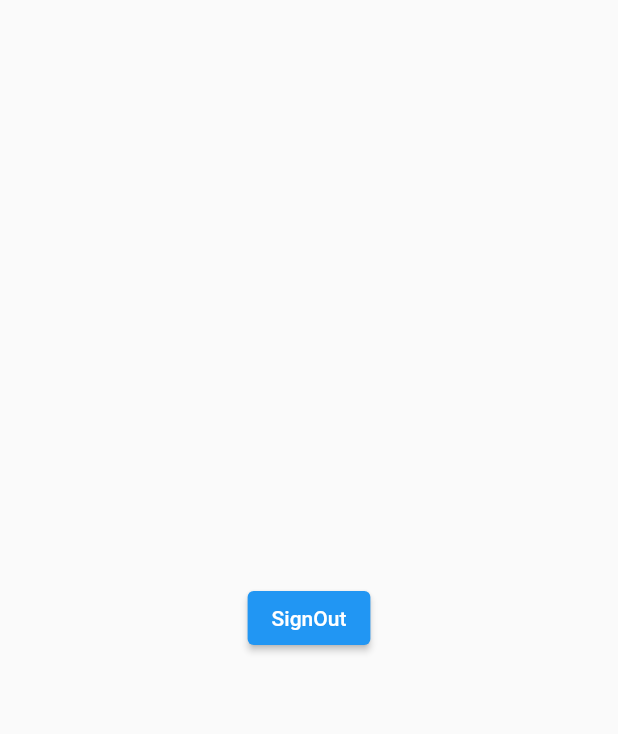
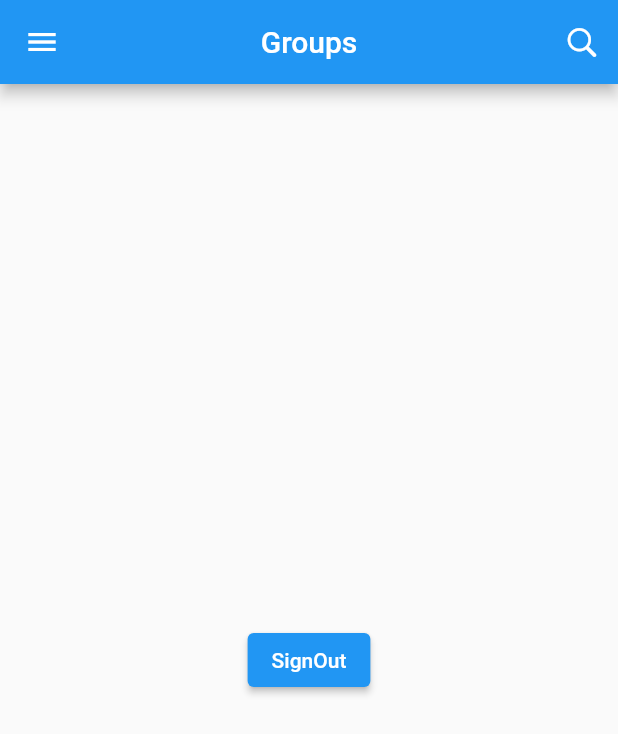
Before and after one commit to mes71/chatapp_firebase, a Flutter app: the HomePage screen opened directly, on a phone screen of 412 x 824 dp. Shown: the top 734 px of the screen. Run offline on Flutter 3.47's test engine with Material 2 defaults, Android fonts, the phone set to English and light mode, and no system bars; our stand-ins replace cloud_firestore, firebase_auth, firebase_core, flutter_svg, shared_preferences; accounts and stored records are empty.

Commit message:
feat: app bar Home Screen ,add drawer and search button

```diff
--- a/lib/data/db/db_helper.dart
+++ b/lib/data/db/db_helper.dart
@@ -28,11 +28,25 @@ class DBHelper {
     return await sf.setString(userEmailKey, email);
   }
 
-
 //read data to SF
 
   static Future<bool?> getUserAuthStatus() async {
     SharedPreferences sf = await SharedPreferences.getInstance();
     return sf.getBool(userLoggedInKey);
   }
+
+  static Future<String?> getUserNameSf() async {
+    SharedPreferences sf = await SharedPreferences.getInstance();
+    return sf.getString(userNameKey);
+  }
+
+  static Future<String?> getUserPasswordSf() async {
+    SharedPreferences sf = await SharedPreferences.getInstance();
+    return sf.getString(userPasswordKey);
+  }
+
+  static Future<String?> getUserEmailSf() async {
+    SharedPreferences sf = await SharedPreferences.getInstance();
+    return sf.getString(userEmailKey);
+  }
 }
--- a/lib/ui/pages/home/home.dart
+++ b/lib/ui/pages/home/home.dart
@@ -1,4 +1,8 @@
+import 'package:chatapp_firebase/data/db/db_helper.dart';
 import 'package:chatapp_firebase/data/service/auth_service.dart';
+import 'package:chatapp_firebase/data/utils/app_utils.dart';
+import 'package:chatapp_firebase/ui/pages/search/search_button.dart';
+import 'package:flutter/cupertino.dart';
 import 'package:flutter/material.dart';
 
 class HomePage extends StatefulWidget {
@@ -10,10 +14,29 @@ class HomePage extends StatefulWidget {
 
 class _HomePageState extends State<HomePage> {
   AuthService authService = AuthService();
+  String userName = "";
+  String email = "";
+
+  @override
+  void initState() {
+    super.initState();
+    getUserData();
+  }
 
   @override
   Widget build(BuildContext context) {
     return Scaffold(
+      appBar: AppBar(
+        title: Text('Groups'),
+        centerTitle: true,
+        actions: [
+          IconButton(
+              onPressed: () {
+                goToNextPage(context, SearchScreen());
+              },
+              icon: Icon(CupertinoIcons.search))
+        ],
+      ),
       body: Center(
         child: ElevatedButton(
             onPressed: () {
@@ -21,6 +44,37 @@ class _HomePageState extends State<HomePage> {
             },
             child: Text('SignOut')),
       ),
+      drawer: Drawer(
+        child: ListView(
+          padding: EdgeInsets.symmetric(vertical: 50),
+          children: [
+            Icon(
+              CupertinoIcons.person_alt_circle_fill,
+              size: 150,
+            ),
+            Text(
+              userName,
+              textAlign: TextAlign.center,
+              style: TextStyle(fontWeight: FontWeight.w600, fontSize: 14),
+            ),
+            SizedBox(
+              height: 30,
+            ),
+            Divider(
+              height: 2,
+            )
+          ],
+        ),
+      ),
     );
   }
+
+  void getUserData() async {
+    await DBHelper.getUserNameSf().then((value) => setState(() {
+          userName = value!;
+        }));
+    await DBHelper.getUserEmailSf().then((value) => setState(() {
+          email = value!;
+        }));
+  }
 }
```
Also changed, not shown: lib/ui/pages/search/search_button.dart (added, +15 -0 lines).
